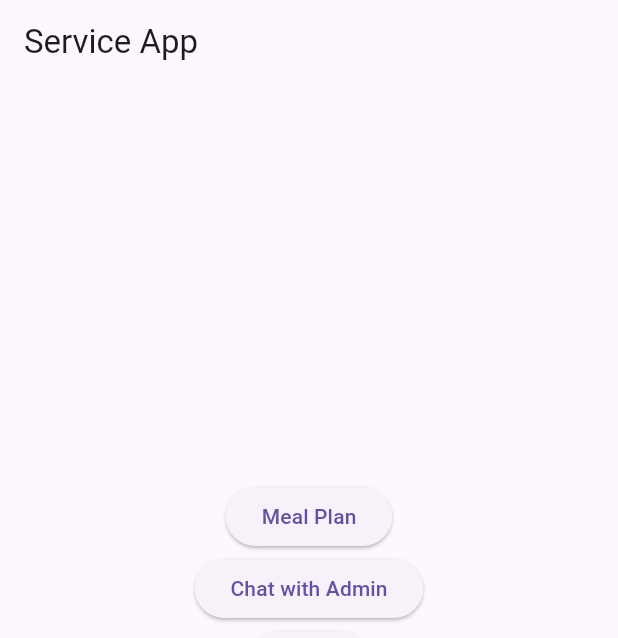
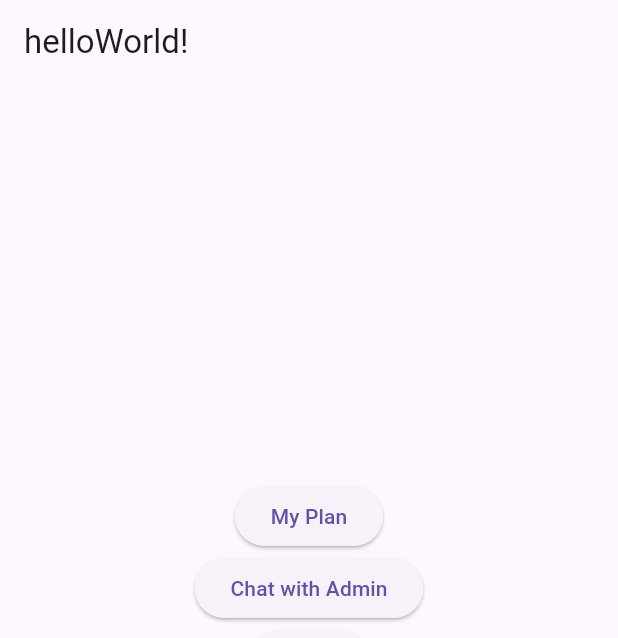
Before and after one commit to yilmazutku/ilkappv1, a Flutter app: the screen it shows after launch, on a phone screen of 412 x 824 dp. Shown: the top 638 px of the screen. Run offline on Flutter 3.47's test engine with Material 3 defaults, Android fonts, the phone set to English and light mode, and no system bars; our stand-ins replace cloud_firestore, firebase_auth, firebase_core, firebase_storage, image_picker, shared_preferences and 1 more; accounts and stored records are empty; network calls fail.

Commit message:
ext strings future bvuilder dnemelerşi

````diff
--- a/lib/commons/common.dart
+++ b/lib/commons/common.dart
@@ -24,12 +24,12 @@
 
 class Constants {
   //database
-  static const String urlUserMealState='mealStates/'; //+ <user>/<date>/x
+  static const String adminAppointments = 'appointments';
   static const String urlChats = 'chats/'; // + <user>/<date>/x
   //storage
   static const String urlUsers = 'users/';
   static const String urlPhotos = '${urlUsers}photos/'; // +<user>/
-//user bilgisi olmöadan bu2lı kullanılamaz buna da bı fıx ıı olur
+//user bilgisi olmadan bu2lı kullanılamaz buna da bı fıx ıı olur
   static const String urlMealPhotos =
       '${urlPhotos}mealPhotos/'; // + <date>/<mealType>/x
   static const String urlChatPhotos = '${urlPhotos}chatPhotos/'; // + <date>/x
--- /dev/null
+++ b/lib/gen_l10n/app_localizations.dart
@@ -0,0 +1,133 @@
+import 'dart:async';
+
+import 'package:flutter/foundation.dart';
+import 'package:flutter/widgets.dart';
+import 'package:flutter_localizations/flutter_localizations.dart';
+import 'package:intl/intl.dart' as intl;
+
+import 'app_localizations_en.dart';
+import 'app_localizations_es.dart';
+
+/// Callers can lookup localized strings with an instance of AppLocalizations
+/// returned by `AppLocalizations.of(context)`.
+///
+/// Applications need to include `AppLocalizations.delegate()` in their app's
+/// `localizationDelegates` list, and the locales they support in the app's
+/// `supportedLocales` list. For example:
+///
+/// ```dart
+/// import 'gen_l10n/app_localizations.dart';
+///
+/// return MaterialApp(
+///   localizationsDelegates: AppLocalizations.localizationsDelegates,
+///   supportedLocales: AppLocalizations.supportedLocales,
+///   home: MyApplicationHome(),
+/// );
+/// ```
+///
+/// ## Update pubspec.yaml
+///
+/// Please make sure to update your pubspec.yaml to include the following
+/// packages:
+///
+/// ```yaml
+/// dependencies:
+///   # Internationalization support.
+///   flutter_localizations:
+///     sdk: flutter
+///   intl: any # Use the pinned version from flutter_localizations
+///
+///   # Rest of dependencies
+/// ```
+///
+/// ## iOS Applications
+///
+/// iOS applications define key application metadata, including supported
+/// locales, in an Info.plist file that is built into the application bundle.
+/// To configure the locales supported by your app, you’ll need to edit this
+/// file.
+///
+/// First, open your project’s ios/Runner.xcworkspace Xcode workspace file.
+/// Then, in the Project Navigator, open the Info.plist file under the Runner
+/// project’s Runner folder.
+///
+/// Next, select the Information Property List item, select Add Item from the
+/// Editor menu, then select Localizations from the pop-up menu.
+///
+/// Select and expand the newly-created Localizations item then, for each
+/// locale your application supports, add a new item and select the locale
+/// you wish to add from the pop-up menu in the Value field. This list should
+/// be consistent with the languages listed in the AppLocalizations.supportedLocales
+/// property.
+abstract class AppLocalizations {
+  AppLocalizations(String locale) : localeName = intl.Intl.canonicalizedLocale(locale.toString());
+
+  final String localeName;
+
+  static AppLocalizations? of(BuildContext context) {
+    return Localizations.of<AppLocalizations>(context, AppLocalizations);
+  }
+
+  static const LocalizationsDelegate<AppLocalizations> delegate = _AppLocalizationsDelegate();
+
+  /// A list of this localizations delegate along with the default localizations
+  /// delegates.
+  ///
+  /// Returns a list of localizations delegates containing this delegate along with
+  /// GlobalMaterialLocalizations.delegate, GlobalCupertinoLocalizations.delegate,
+  /// and GlobalWidgetsLocalizations.delegate.
+  ///
+  /// Additional delegates can be added by appending to this list in
+  /// MaterialApp. This list does not have to be used at all if a custom list
+  /// of delegates is preferred or required.
+  static const List<LocalizationsDelegate<dynamic>> localizationsDelegates = <LocalizationsDelegate<dynamic>>[
+    delegate,
+    GlobalMaterialLocalizations.delegate,
+    GlobalCupertinoLocalizations.delegate,
+    GlobalWidgetsLocalizations.delegate,
+  ];
+
+  /// A list of this localizations delegate's supported locales.
+  static const List<Locale> supportedLocales = <Locale>[
+    Locale('en'),
+    Locale('es')
+  ];
+
+  /// The conventional newborn programmer greeting
+  ///
+  /// In en, this message translates to:
+  /// **'helloWorld!'**
+  String get helloWorld;
+}
+
+class _AppLocalizationsDelegate extends LocalizationsDelegate<AppLocalizations> {
+  const _AppLocalizationsDelegate();
+
+  @override
+  Future<AppLocalizations> load(Locale locale) {
+    return SynchronousFuture<AppLocalizations>(lookupAppLocalizations(locale));
+  }
+
+  @override
+  bool isSupported(Locale locale) => <String>['en', 'es'].contains(locale.languageCode);
+
+  @override
+  bool shouldReload(_AppLocalizationsDelegate old) => false;
+}
+
+AppLocalizations lookupAppLocalizations(Locale locale) {
+
+
+  // Lookup logic when only language code is specified.
+  switch (locale.languageCode) {
+    case 'en': return AppLocalizationsEn();
+    case 'es': return AppLocalizationsEs();
+  }
+
+  throw FlutterError(
+    'AppLocalizations.delegate failed to load unsupported locale "$locale". This is likely '
+    'an issue with the localizations generation tool. Please file an issue '
+    'on GitHub with a reproducible sample app and the gen-l10n configuration '
+    'that was used.'
+  );
+}
--- /dev/null
+++ b/lib/gen_l10n/app_localizations_en.dart
@@ -0,0 +1,9 @@
+import 'app_localizations.dart';
+
+/// The translations for English (`en`).
+class AppLocalizationsEn extends AppLocalizations {
+  AppLocalizationsEn([String locale = 'en']) : super(locale);
+
+  @override
+  String get helloWorld => 'helloWorld!';
+}
--- /dev/null
+++ b/lib/gen_l10n/app_localizations_es.dart
@@ -0,0 +1,9 @@
+import 'app_localizations.dart';
+
+/// The translations for Spanish Castilian (`es`).
+class AppLocalizationsEs extends AppLocalizations {
+  AppLocalizationsEs([String locale = 'es']) : super(locale);
+
+  @override
+  String get helloWorld => 'Hola Mundo!';
+}
--- a/lib/main.dart
+++ b/lib/main.dart
@@ -7,7 +7,8 @@
 import 'admin_pages/admin_appointments.dart';
 import 'booking.dart';
 import 'chat/chat_page.dart';
-
+import 'package:flutter_localizations/flutter_localizations.dart';
+import 'package:untitled/gen_l10n/app_localizations.dart';
 String email = 'utkuyy97@gmail.com';
 String password = '612009aa';
 
@@ -41,6 +42,17 @@
   @override
   Widget build(BuildContext context) {
     return MaterialApp(
+      // onGenerateTitle: (context) => S.of(context).helloWorld,
+      localizationsDelegates: const [
+        AppLocalizations.delegate, // Add this line
+        GlobalMaterialLocalizations.delegate,
+        GlobalWidgetsLocalizations.delegate,
+        GlobalCupertinoLocalizations.delegate,
+      ],
+      supportedLocales: const [
+        Locale('en'), // English
+
+      ],
       title: 'Service App',
       theme: ThemeData(
         primarySwatch: Colors.blue,
@@ -73,14 +85,15 @@
   @override
   Widget build(BuildContext context) {
     return Scaffold(
-      appBar: AppBar(title: const Text('Service App')),
+
+      appBar: AppBar(title:  Text((AppLocalizations.of(context)!.helloWorld),)),
       body: Center(
         child: Column(
           mainAxisAlignment: MainAxisAlignment.center,
           children: <Widget>[
 
             ElevatedButton(
-              child: const Text('Meal Plan'),
+              child: const Text('My Plan'),
               onPressed: () => Navigator.push(
                 context,
                 MaterialPageRoute(builder: (context) => const MealUploadPage()),
@@ -104,7 +117,7 @@
               child: const Text('Admin Appointments'),
               onPressed: () => Navigator.push(
                 context,
-                MaterialPageRoute(builder: (context) => AdminAppointmentsPage()),
+                MaterialPageRoute(builder: (context) => const AdminAppointmentsPage()),
               ),
 
             ),
````
Also changed, not shown: lib/images/meal_upload_page.dart (+18 -15 lines), pubspec.yaml (+9 -6 lines), pubspec.lock, 2 other files.
